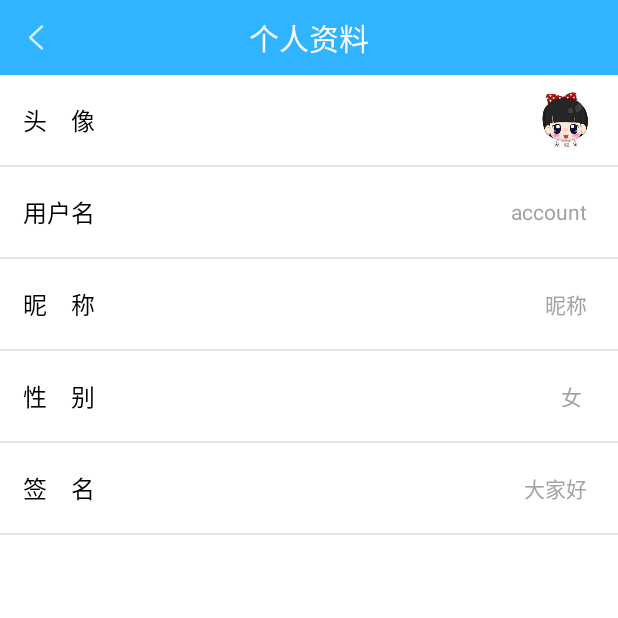
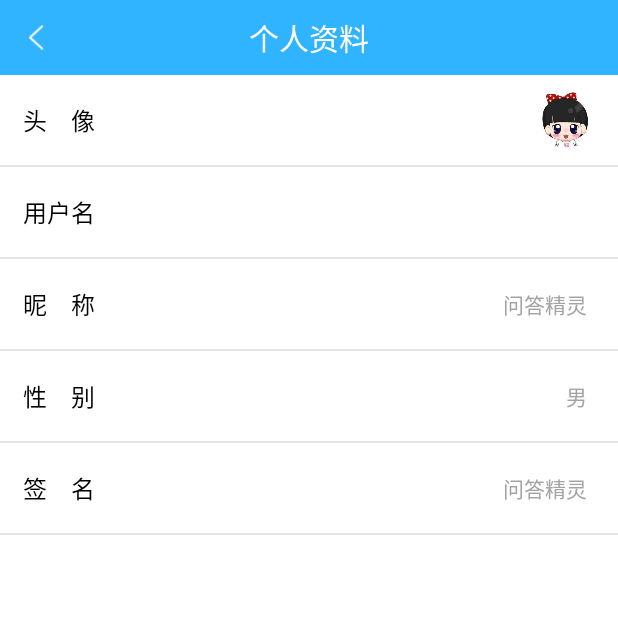
Before and after one commit to Ton-Cai/boxuegu, an Android app: the UserInfoActivity screen opened directly, with no data from a screen before it, on a phone screen of 412 x 824 dp, the top half of it. Run offline under Robolectric (Android 15) with nearby library versions, the phone set to English and light mode, and no system bars; 5 statements that could not run were skipped.

Commit message:
第五章

```diff
--- a/app/src/main/java/cn/edu/gdmec/android/boxuegu/activity/UserInfoActivity.java
+++ b/app/src/main/java/cn/edu/gdmec/android/boxuegu/activity/UserInfoActivity.java
@@ -57,31 +57,54 @@ public class UserInfoActivity extends AppCompatActivity implements View.OnClickL
      * 获取数据
      */
     private void initData() {
-//        UserBean bean = unll;
-//        bean = DBUtils.getInstance(this).getUserInfo(spUserName);
-//        //首先判断一下数据库是否有数据
-//        if (bean == null){
-//            bean = new UserName();
-//            bean.userName = spUserName;
-//            bean.nickName = "问答精灵";
-//            bean.sex = "男";
-//            bean.signature = "问答精灵";
-//            //保存用户信息到数据库
-//            DBUtils.getInstance(this).savedUserInfo(bean);
-//        }
-//        setValue(bean);
+        UserBean bean = null;
+        bean = DBUtils.getInstance(this).getUserInfo(spUserName);
+        //首先判断一下数据库是否有数据
+        if (bean == null){
+            bean = new UserBean();
+            bean.userName = spUserName;
+            bean.nickName = "问答精灵";
+            bean.sex = "男";
+            bean.signature = "问答精灵";
+            //保存用户信息到数据库
+            DBUtils.getInstance(this).saveUserInfo(bean);
+        }
+        setValue(bean);
     }
-
+    /**
+     * 为界面控件设置值
+     */
+    public void setValue(UserBean bean) {
+        tv_nickName.setText(bean.nickName);
+        tv_user_name.setText(bean.userName);
+        tv_sex.setText(bean.sex);
+        tv_signature.setText(bean.signature);
+    }
+    /**
+     * 为界面控件设置值
+     */
     private void setListener() {
-
+        tv_back.setOnClickListener(this);
+        rl_nickName.setOnClickListener(this);
+        rl_sex.setOnClickListener(this);
+        rl_signature.setOnClickListener(this);
     }
-
-
-
-
-
+    /**
+     * 控件的点击事件
+     */
     @Override
-    public void onClick(View view) {
-
+    public void onClick(View v) {
+        switch (v.getId()){
+            case R.id.tv_back://返回键的点击事件
+                this.finish();
+                break;
+            case R.id.rl_nickName://昵称的点击事件
+                String name = tv_nickName.getText().toString();//
+                Bundle bdName = new Bundle();
+                bdName.putString("content", name);//
+                bdName.putString("title", "昵称");
+                bdName.putInt("flag", 1);//
+             //   enterActivityForResult(ChangeUserInfpActivity.class,CHANGE_SIGNATURE,bdS)
+        }
     }
 }
```
